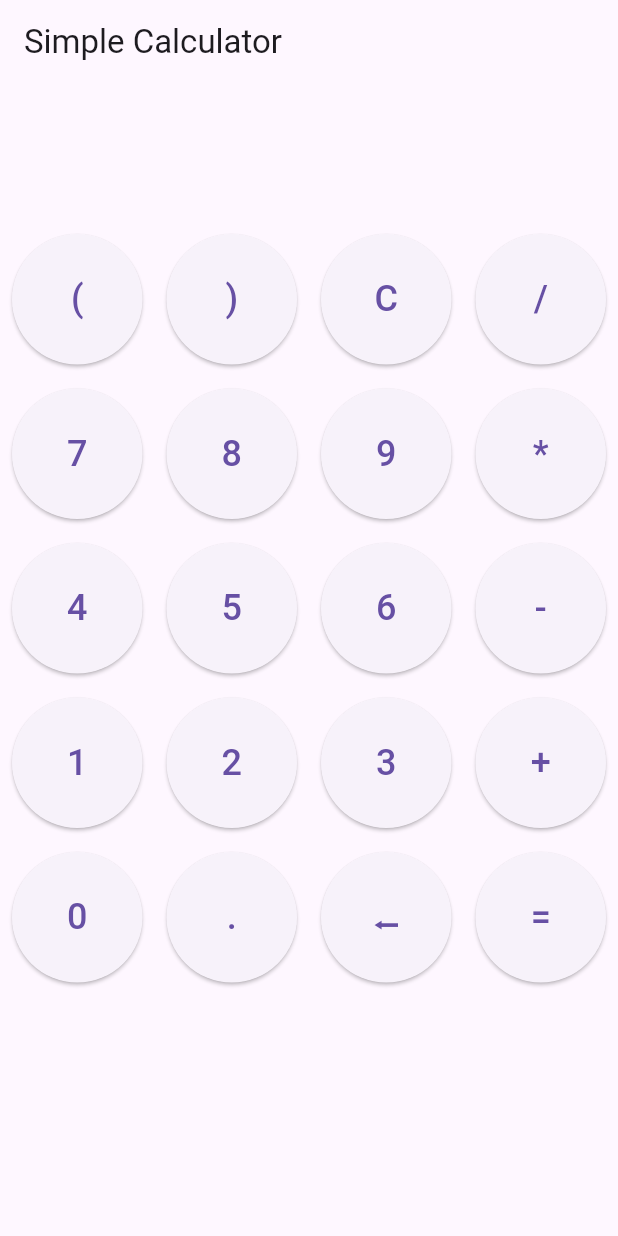
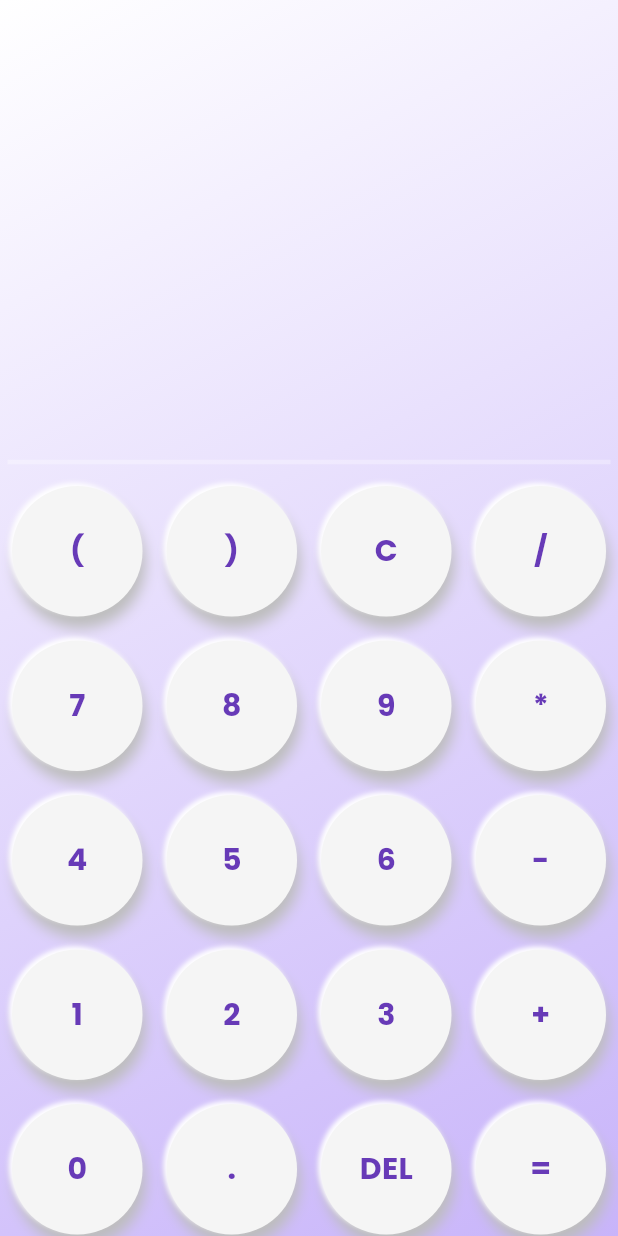
Before and after one commit to 213Hemant/CalculatorApp, a Flutter app: the screen it shows after launch, on a phone screen of 412 x 824 dp. Run offline on Flutter 3.47's test engine with Material 3 defaults, Android fonts, the phone set to English and light mode, and no system bars; our stand-ins replace google_fonts.

Commit message:
Google font added

```diff
--- a/lib/button_widget.dart
+++ b/lib/button_widget.dart
@@ -1,4 +1,6 @@
 import 'package:flutter/material.dart';
+import 'package:google_fonts/google_fonts.dart';
+
 
 class ButtonWidget extends StatelessWidget {
   final String label;
@@ -6,16 +8,42 @@ class ButtonWidget extends StatelessWidget {
 
   const ButtonWidget({required this.label, required this.onPressed, super.key});
 
-  @override
+@override
   Widget build(BuildContext context) {
-    return Padding(
-      padding: const EdgeInsets.all(8.0),
-      child: ElevatedButton(
-        onPressed: onPressed,
-        style: ElevatedButton.styleFrom(
-          minimumSize: const Size(80, 80), // Size for the buttons
+    return Container(
+      margin: const EdgeInsets.all(8), // Margin around each button for spacing
+      decoration: BoxDecoration(
+        shape: BoxShape.circle, // Makes the button circular
+        color: Colors.grey.shade100, // Light button color
+        boxShadow: [
+          BoxShadow(
+            color: Colors.grey.shade400, // Slight shadow for a lifted effect
+            blurRadius: 7,
+            offset: const Offset(2, 8), // Subtle shadow offset
+          ),
+          BoxShadow(
+            color: const Color.fromARGB(255, 255, 255, 255), // Highlight effect
+            blurRadius: 2,
+            offset: const Offset(-2, -2),
+          ),
+        ],
+      ),
+      child: InkWell(
+        onTap: onPressed,
+        borderRadius: BorderRadius.circular(50), // Ensures ripple effect is circular
+        child: Container(
+          height: 70, // Adjust the size of the button
+          width: 70,
+          alignment: Alignment.center,
+          child: Text(
+            label,
+            style: GoogleFonts.poppins(
+              fontSize: 20,
+              fontWeight: FontWeight.bold,
+              color: Colors.deepPurple, // Dark text for contrast
+            ),
+          ),
         ),
-        child: Text(label, style: const TextStyle(fontSize: 24)),
       ),
     );
   }
--- a/lib/calculator_layout.dart
+++ b/lib/calculator_layout.dart
@@ -17,46 +17,124 @@ class _CalculatorLayoutState extends State<CalculatorLayout> {
   // Function to handle button presses
   void handleButtonPress(String value) {
     setState(() {
-      displayText = handleButtonAction(displayText, value); // Update the display based on the action
+      displayText = handleButtonAction(
+          displayText, value); // Update the display based on the action
     });
   }
+
+  final deleteIcon = Icon(
+    Icons.delete,
+  );
 
   @override
   Widget build(BuildContext context) {
     return Scaffold(
-      appBar: AppBar(title: const Text('Simple Calculator')),
-      body: Column(
+      // appBar: AppBar(title: const Text('Simple Calculator')),
+      body: Container(
+        decoration: BoxDecoration(
+          gradient: LinearGradient(
+            colors: [Colors.white, Color.fromARGB(255, 200, 180, 250)],
+            // (255, 200, 180, 250)
+            begin: Alignment.topLeft,
+            end: Alignment.bottomRight,
+          ),
+        ),
+        child: Column(
           children: [
-          DisplayWidget(displayText: displayText), // Display area
+            SizedBox(
+              height: 300, // Adjust the height as needed
+              child: Container(
+                margin: const EdgeInsets.only(
+                  top: 35, // Top margin
+                  right: 14, // Right margin
+                  bottom: 0, // Bottom margin
+                  left: 14, // Left margin
+                ),
+                padding: const EdgeInsets.only(
+                  top: 8, // Top padding inside the container
+                  right: 8, // Right padding inside the container
+                  bottom: 4, // Bottom padding inside the container
+                  left: 8, // Left padding inside the container
+                ),
+                decoration: BoxDecoration(
+                  color: Colors.transparent, // Transparent background
+                  borderRadius: BorderRadius.circular(12), // Rounded corners
+                  boxShadow: [
+                    BoxShadow(
+                      color: Colors
+                          .transparent, // No shadow (or customize if needed)
+                      blurRadius: 8,
+                      offset: const Offset(4, 4), // Slight shadow offset
+                    ),
+                  ],
+                ),
+                width: double.infinity, // Ensure it takes full available width
+                child: SingleChildScrollView(
+                  reverse: true, // Makes the content scroll from bottom up
+                  child: Align(
+                    alignment:
+                        Alignment.bottomRight, // Align the text to bottom-right
+                    child: DisplayWidget(displayText: displayText),
+                  ),
+                ),
+              ),
+            ),
+            Divider(
+              color: Colors.white30, // Line color
+              thickness: 3.0, // Line thickness
+              indent: 5.0, // Space from the left
+              endIndent: 5.0, // Space from the right
+            ),
             Expanded(
               child: GridView.count(
                 crossAxisCount: 4, // 4 buttons per row
                 children: [
-                ButtonWidget(label: '(', onPressed: () => handleButtonPress('(')),
-                ButtonWidget(label: ')', onPressed: () => handleButtonPress(')')),
-                ButtonWidget(label: 'C', onPressed: () => handleButtonPress('C')),
-                ButtonWidget(label: '/', onPressed: () => handleButtonPress('/')),
-                ButtonWidget(label: '7', onPressed: () => handleButtonPress('7')),
-                ButtonWidget(label: '8', onPressed: () => handleButtonPress('8')),
-                ButtonWidget(label: '9', onPressed: () => handleButtonPress('9')),
-                ButtonWidget(label: '*', onPressed: () => handleButtonPress('*')),
-                ButtonWidget(label: '4', onPressed: () => handleButtonPress('4')),
-                ButtonWidget(label: '5', onPressed: () => handleButtonPress('5')),
-                ButtonWidget(label: '6', onPressed: () => handleButtonPress('6')),
-                ButtonWidget(label: '-', onPressed: () => handleButtonPress('-')),
-                ButtonWidget(label: '1', onPressed: () => handleButtonPress('1')),
-                ButtonWidget(label: '2', onPressed: () => handleButtonPress('2')),
-                ButtonWidget(label: '3', onPressed: () => handleButtonPress('3')),
-                ButtonWidget(label: '+', onPressed: () => handleButtonPress('+')),
-                ButtonWidget(label: '0', onPressed: () => handleButtonPress('0')),
-                ButtonWidget(label: '.', onPressed: () => handleButtonPress('.')),
-                ButtonWidget(label: '⬅', onPressed: () => handleButtonPress('DEL')),
-                ButtonWidget(label: '=', onPressed: () => handleButtonPress('=')),
+                  ButtonWidget(
+                      label: '(', onPressed: () => handleButtonPress('(')),
+                  ButtonWidget(
+                      label: ')', onPressed: () => handleButtonPress(')')),
+                  ButtonWidget(
+                      label: 'C', onPressed: () => handleButtonPress('C')),
+                  ButtonWidget(
+                      label: '/', onPressed: () => handleButtonPress('/')),
+                  ButtonWidget(
+                      label: '7', onPressed: () => handleButtonPress('7')),
+                  ButtonWidget(
+                      label: '8', onPressed: () => handleButtonPress('8')),
+                  ButtonWidget(
+                      label: '9', onPressed: () => handleButtonPress('9')),
+                  ButtonWidget(
+                      label: '*', onPressed: () => handleButtonPress('*')),
+                  ButtonWidget(
+                      label: '4', onPressed: () => handleButtonPress('4')),
+                  ButtonWidget(
+                      label: '5', onPressed: () => handleButtonPress('5')),
+                  ButtonWidget(
+                      label: '6', onPressed: () => handleButtonPress('6')),
+                  ButtonWidget(
+                      label: '-', onPressed: () => handleButtonPress('-')),
+                  ButtonWidget(
+                      label: '1', onPressed: () => handleButtonPress('1')),
+                  ButtonWidget(
+                      label: '2', onPressed: () => handleButtonPress('2')),
+                  ButtonWidget(
+                      label: '3', onPressed: () => handleButtonPress('3')),
+                  ButtonWidget(
+                      label: '+', onPressed: () => handleButtonPress('+')),
+                  ButtonWidget(
+                      label: '0', onPressed: () => handleButtonPress('0')),
+                  ButtonWidget(
+                      label: '.', onPressed: () => handleButtonPress('.')),
+                  ButtonWidget(
+                      label: 'DEL', onPressed: () => handleButtonPress('DEL')),
+                  ButtonWidget(
+                      label: '=', onPressed: () => handleButtonPress('=')),
                 ],
               ),
             ),
           ],
         ),
+      ),
     );
   }
 }
--- a/lib/display_widget.dart
+++ b/lib/display_widget.dart
@@ -1,4 +1,24 @@
+// import 'package:flutter/material.dart';
+
+// class DisplayWidget extends StatelessWidget {
+//   final String displayText;
+
+//   const DisplayWidget({required this.displayText, super.key});
+
+//   @override
+//   Widget build(BuildContext context) {
+//     return Padding(
+//       padding: const EdgeInsets.all(20.0),
+//       child: Text(
+//         displayText,
+//         style: const TextStyle(fontSize: 36, fontWeight: FontWeight.bold),
+//         textAlign: TextAlign.right,
+//       ),
+//     );
+//   }
+// }
 import 'package:flutter/material.dart';
+import 'package:google_fonts/google_fonts.dart';
 
 class DisplayWidget extends StatelessWidget {
   final String displayText;
@@ -11,8 +31,14 @@ class DisplayWidget extends StatelessWidget {
       padding: const EdgeInsets.all(20.0),
       child: Text(
         displayText,
-        style: const TextStyle(fontSize: 36, fontWeight: FontWeight.bold),
-        textAlign: TextAlign.right,
+        style: GoogleFonts.poppins(  // Apply Google font (Roboto in this case)
+          fontSize: 36,  // Font size
+          color: const Color.fromARGB(233, 75, 4, 97),  // Text color
+          fontWeight: FontWeight.w400,  // Font weight
+          letterSpacing: 1.2,  // Adjust letter spacing
+          height: 1.3,  // Adjust line height if you want more vertical spacing
+        ),
+        textAlign: TextAlign.right,  // Align the text to the right
       ),
     );
   }
--- a/lib/main.dart
+++ b/lib/main.dart
@@ -1,7 +1,16 @@
 import 'package:flutter/material.dart';
 import 'calculator_layout.dart'; // Import the new layout file
+import 'package:flutter/services.dart';
+
 
 void main() {
+  SystemChrome.setSystemUIOverlayStyle(
+    const SystemUiOverlayStyle(
+      statusBarColor: Colors.transparent, // Makes the status bar transparent
+      systemNavigationBarColor: Color.fromARGB(255,200,180,250), // Makes the status bar transparent
+      statusBarIconBrightness: Brightness.dark, // Dark icons for light backgrounds
+    ),
+  );
   runApp(const MyApp());
 }
 
@@ -12,6 +21,7 @@ class MyApp extends StatelessWidget {
   Widget build(BuildContext context) {
     return MaterialApp(
       title: 'Calculator',
+      debugShowCheckedModeBanner: false,
       home: CalculatorLayout(), // Use the CalculatorLayout widget here
     );
   }
--- a/pubspec.yaml
+++ b/pubspec.yaml
@@ -30,6 +30,8 @@ environment:
 dependencies:
   flutter:
     sdk: flutter
+  google_fonts: ^6.2.1
+
 
   # The following adds the Cupertino Icons font to your application.
   # Use with the CupertinoIcons class for iOS style icons.
```
Also changed, not shown: pubspec.lock, 4 other files. Lines whose indentation alone changed are shown as unchanged.
